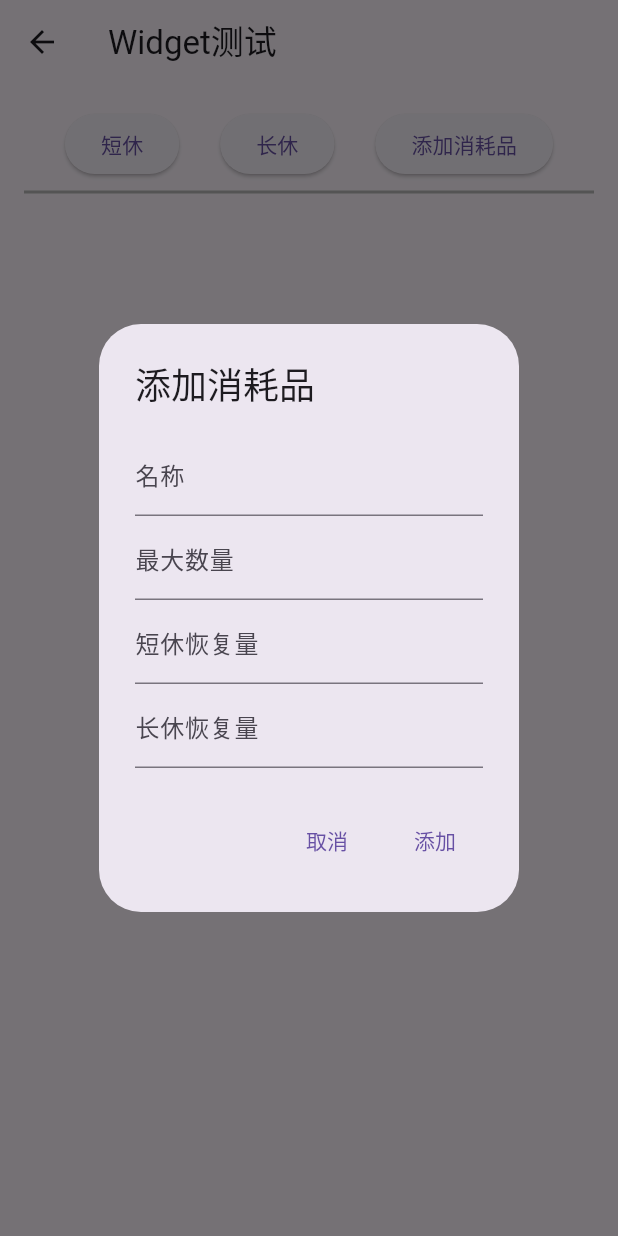
After one commit to wanakiki/dnd_character_sheet, a Flutter app: the WidgetTestPage screen opened directly, after a tap on "添加消耗品", on a phone screen of 412 x 824 dp. The commit adds this screen. Run offline on Flutter 3.47's test engine with Material 3 defaults, Android fonts, the phone set to English and light mode, and no system bars; our stand-ins replace file_picker, font_awesome_flutter, image_picker, isar, permission_handler, shared_preferences; accounts and stored records are empty; generated files the repository leaves out were written again.

Commit message:
feat: Add Consumable Widget Component
- Introduced a new ConsumableWidget component that allows users to manage consumables.
- Users can increase, decrease, and edit the quantity of consumables.
- Added support for "Short Rest" and "Long Rest" buttons to restore consumables.
- Implemented a new data type for consumables and integrated it into the Character model.

```diff
--- a/lib/app/data/character.dart
+++ b/lib/app/data/character.dart
@@ -6,6 +6,7 @@ import 'package:isar/isar.dart';
 import 'items.dart';
 import 'expertise_item.dart';
 import 'spell.dart';
+import 'consumable.dart';
 
 part 'character.g.dart';
 
@@ -35,7 +36,7 @@ class Character {
   List<String> skills; // 新增技能属性
   List<ExpertiseItem> expertise; // 新增专长属性
   List<String> favoriteSpells = []; // New property to store favorite spells
-
+  List<Consumable> consumables = []; // New property to store consumables
   Character({
     required this.name,
     required this.race,
@@ -51,19 +52,21 @@ class Character {
     required this.armorClass,
     required this.initiative,
     required this.speed,
-    List<int>? coin,
+    List<int> coin = const [0, 0, 0],
     this.avatarUrl = '',
-    List<DiceSet>? diceBag,
-    List<Item>? backpack,
-    List<String>? skills,
-    List<ExpertiseItem>? expertise,
-    List<String>? favoriteSpells,
-  })  : coin = coin?.toList() ?? [0, 0, 0],
-        diceBag = diceBag?.toList() ?? [],
-        backpack = backpack?.toList() ?? [],
-        skills = skills?.toList() ?? [],
-        expertise = expertise?.toList() ?? [],
-        favoriteSpells = favoriteSpells?.toList() ?? [];
+    List<DiceSet> diceBag = const [],
+    List<Item> backpack = const [],
+    List<String> skills = const [],
+    List<ExpertiseItem> expertise = const [],
+    List<String> favoriteSpells = const [],
+    List<Consumable> consumables = const [],
+  })  : coin = coin.toList(),
+        diceBag = diceBag.toList(),
+        backpack = backpack.toList(),
+        skills = skills.toList(),
+        expertise = expertise.toList(),
+        favoriteSpells = favoriteSpells.toList(),
+        consumables = consumables.toList();
 
   factory Character.fromJson(Map<String, dynamic> json) {
     return Character(
@@ -97,6 +100,10 @@ class Character {
               .toList() ??
           [], // 从JSON中获取专长
       favoriteSpells: List<String>.from(json['favoriteSpells'] ?? []),
+      consumables: (json['consumables'] as List<dynamic>?)
+              ?.map((e) => Consumable.fromJson(e as Map<String, dynamic>))
+              .toList() ??
+          [], // 从JSON中获取消耗品
     );
   }
 
@@ -125,6 +132,8 @@ class Character {
           .map((expertiseItem) => expertiseItem.toJson())
           .toList(), // 将专长转换为JSON
       'favoriteSpells': favoriteSpells,
+      'consumables':
+          consumables.map((consumable) => consumable.toJson()).toList(),
     };
   }
 
@@ -144,7 +153,8 @@ class Character {
         'Dice Bag: ${diceBag.map((diceSet) => diceSet.toString()).join(', ')}\n'
         'Backpack: ${backpack.map((item) => item.toString()).join(', ')}\n'
         'Skills: ${skills.join(', ')}\n' // 添加技能到字符串表示
-        'Expertise: ${expertise.map((expertiseItem) => expertiseItem.toString()).join(', ')}'; // 添加专长到字符串表示
+        'Expertise: ${expertise.map((expertiseItem) => expertiseItem.toString()).join(', ')}\n' // 添加专长到字符串表示
+        'Consumables: ${consumables.map((consumable) => consumable.toString()).join(', ')}'; // 添加消耗品到字符串表示
   }
 
   // Factory constructor to create a default empty character
@@ -175,6 +185,7 @@ class Character {
       skills: ['体质 - 豁免'],
       expertise: [ExpertiseItem(name: '一种乐器', description: '长笛')], // 初始化专长
       favoriteSpells: [], // Initialize with an empty list
+      consumables: [], // Initialize with an empty list
     );
   }
 
@@ -201,6 +212,7 @@ class Character {
     List<String>? skills,
     List<ExpertiseItem>? expertise,
     List<String>? favoriteSpells,
+    List<Consumable>? consumables,
   }) {
     return Character(
       name: name ?? this.name,
@@ -225,6 +237,7 @@ class Character {
       skills: skills ?? this.skills, // 添加技能到copyWith方法
       expertise: expertise ?? this.expertise, // 添加专长到copyWith方法
       favoriteSpells: favoriteSpells ?? this.favoriteSpells,
+      consumables: consumables ?? this.consumables,
     );
   }
 }
--- /dev/null
+++ b/lib/app/data/consumable.dart
@@ -0,0 +1,65 @@
+import 'package:isar/isar.dart';
+
+part 'consumable.g.dart';
+
+@embedded
+class Consumable {
+  String name;
+  int currentCount;
+  int maxCount;
+  int shortRestRecovery;
+  int longRestRecovery;
+
+  Consumable({
+    this.name = '生命骰',
+    this.currentCount = 1,
+    this.maxCount = 3,
+    this.shortRestRecovery = 0,
+    this.longRestRecovery = 0,
+  });
+
+  void increase() {
+    if (currentCount < maxCount) {
+      currentCount++;
+    }
+  }
+
+  void decrease() {
+    if (currentCount > 0) {
+      currentCount--;
+    }
+  }
+
+  void recoverShortRest() {
+    currentCount = (currentCount + shortRestRecovery).clamp(0, maxCount);
+  }
+
+  void recoverLongRest() {
+    currentCount = (currentCount + longRestRecovery).clamp(0, maxCount);
+  }
+
+  @override
+  String toString() {
+    return '$name: $currentCount/$maxCount';
+  }
+
+  Map<String, dynamic> toJson() {
+    return {
+      'name': name,
+      'currentCount': currentCount,
+      'maxCount': maxCount,
+      'shortRestRecovery': shortRestRecovery,
+      'longRestRecovery': longRestRecovery,
+    };
+  }
+
+  factory Consumable.fromJson(Map<String, dynamic> json) {
+    return Consumable(
+      name: json['name'],
+      currentCount: json['currentCount'],
+      maxCount: json['maxCount'],
+      shortRestRecovery: json['shortRestRecovery'],
+      longRestRecovery: json['longRestRecovery'],
+    );
+  }
+}
--- a/lib/app/pages/home_page.dart
+++ b/lib/app/pages/home_page.dart
@@ -20,6 +20,7 @@ import 'package:permission_handler/permission_handler.dart';
 import 'package:file_picker/file_picker.dart';
 import 'package:dnd_character/app/pages/spell_collection_page.dart';
 import 'package:dnd_character/app/widgets/app_drawer_widget.dart';
+import 'package:dnd_character/app/widgets/consumable_widget.dart';
 
 class CharacterDisplayScreen extends StatefulWidget {
   CharacterDisplayScreen({super.key});
@@ -208,6 +209,7 @@ class _CharacterDisplayScreenState extends State<CharacterDisplayScreen> {
                         !_isEditMode, // Disable interaction when not in edit mode
                     child: AttributesDisplay(attributes: character.attributes),
                   ),
+                  ConsumableWidget(),
                   Row(
                     children: [
                       Expanded(
--- /dev/null
+++ b/lib/app/pages/widget_test_page.dart
@@ -0,0 +1,23 @@
+import 'package:flutter/material.dart';
+import 'package:flutter/services.dart';
+import '../widgets/consumable_widget.dart';
+
+class WidgetTestPage extends StatelessWidget {
+  @override
+  Widget build(BuildContext context) {
+    return Scaffold(
+      appBar: AppBar(
+        title: const Text('Widget测试'),
+      ),
+      body: Padding(
+        padding: const EdgeInsets.all(16.0),
+        child: Column(
+          crossAxisAlignment: CrossAxisAlignment.start,
+          children: [
+            ConsumableWidget(),
+          ],
+        ),
+      ),
+    );
+  }
+}
--- /dev/null
+++ b/lib/app/widgets/consumable_widget.dart
@@ -0,0 +1,239 @@
+import 'package:flutter/material.dart';
+import 'package:provider/provider.dart';
+import 'package:dnd_character/app/data/character_manager.dart';
+import 'package:dnd_character/app/data/consumable.dart';
+
+class ConsumableWidget extends StatelessWidget {
+  @override
+  Widget build(BuildContext context) {
+    return Consumer<CharacterManager>(
+      builder: (context, manager, child) {
+        final consumables = manager.character.consumables;
+
+        return SingleChildScrollView(
+          child: Column(
+            children: [
+              // Divider(
+              //   color: const Color.fromARGB(255, 134, 134, 134),
+              //   thickness: 2.0,
+              // ),
+              Row(
+                mainAxisAlignment: MainAxisAlignment.spaceEvenly,
+                children: [
+                  ElevatedButton(
+                    onPressed: manager.triggerShortRest,
+                    child: Text('短休'),
+                  ),
+                  ElevatedButton(
+                    onPressed: manager.triggerLongRest,
+                    child: Text('长休'),
+                  ),
+                  ElevatedButton(
+                    onPressed: () => _showAddConsumableDialog(context),
+                    child: Text('添加消耗品'),
+                  ),
+                ],
+              ),
+              Wrap(
+                spacing: 4.0, // Reduced space between items
+                runSpacing: 4.0, // Reduced space between lines
+                children: consumables.map((consumable) {
+                  return GestureDetector(
+                    onTap: () {
+                      consumable.decrease();
+                      manager.updateConsumable(consumable);
+                    },
+                    onDoubleTap: () {
+                      consumable.increase();
+                      manager.updateConsumable(consumable);
+                    },
+                    onLongPress: () {
+                      _showEditConsumableDialog(context, consumable, manager);
+                    },
+                    child: Card(
+                      elevation: 1,
+                      child: Container(
+                        padding: const EdgeInsets.symmetric(
+                            horizontal: 16.0, vertical: 6.0),
+                        constraints: BoxConstraints(minWidth: 80.0),
+                        child: Column(
+                          mainAxisAlignment: MainAxisAlignment.center,
+                          crossAxisAlignment: CrossAxisAlignment.center,
+                          children: [
+                            Text(
+                              consumable.name,
+                              style: TextStyle(
+                                fontSize: 12,
+                              ),
+                            ),
+                            Text(
+                              '${consumable.currentCount}/${consumable.maxCount}',
+                              style: TextStyle(fontSize: 10),
+                            ),
+                          ],
+                        ),
+                      ),
+                    ),
+                  );
+                }).toList(),
+              ),
+              Divider(
+                color: const Color.fromARGB(255, 184, 184, 184),
+                thickness: 2.0,
+              ),
+            ],
+          ),
+        );
+      },
+    );
+  }
+
+  void _showAddConsumableDialog(BuildContext context) {
+    String name = '';
+    int maxCount = 0;
+    int shortRestRecovery = 0;
+    int longRestRecovery = 0;
+
+    showDialog(
+      context: context,
+      builder: (BuildContext context) {
+        return AlertDialog(
+          title: Text('添加消耗品'),
+          content: Column(
+            mainAxisSize: MainAxisSize.min,
+            children: [
+              TextField(
+                decoration: InputDecoration(labelText: '名称'),
+                onChanged: (value) {
+                  name = value;
+                },
+              ),
+              TextField(
+                decoration: InputDecoration(labelText: '最大数量'),
+                keyboardType: TextInputType.number,
+                onChanged: (value) {
+                  maxCount = int.tryParse(value) ?? 0;
+                },
+              ),
+              TextField(
+                decoration: InputDecoration(labelText: '短休恢复量'),
+                keyboardType: TextInputType.number,
+                onChanged: (value) {
+                  shortRestRecovery = int.tryParse(value) ?? 0;
+                },
+              ),
+              TextField(
+                decoration: InputDecoration(labelText: '长休恢复量'),
+                keyboardType: TextInputType.number,
+                onChanged: (value) {
+                  longRestRecovery = int.tryParse(value) ?? 0;
+                },
+              ),
+            ],
+          ),
+          actions: [
+            TextButton(
+              onPressed: () {
+                Navigator.of(context).pop();
+              },
+              child: Text('取消'),
+            ),
+            TextButton(
+              onPressed: () {
+                if (name.isNotEmpty) {
+                  final newConsumable = Consumable(
+                    name: name,
+                    currentCount: maxCount,
+                    maxCount: maxCount,
+                    shortRestRecovery: shortRestRecovery,
+                    longRestRecovery: longRestRecovery,
+                  );
+                  Provider.of<CharacterManager>(context, listen: false)
+                      .addConsumable(newConsumable);
+                  Navigator.of(context).pop();
+                }
+              },
+              child: Text('添加'),
+            ),
+          ],
+        );
+      },
+    );
+  }
+
+  void _showEditConsumableDialog(
+      BuildContext context, Consumable consumable, CharacterManager manager) {
+    String name = consumable.name;
+    int maxCount = consumable.maxCount;
+    int shortRestRecovery = consumable.shortRestRecovery;
+    int longRestRecovery = consumable.longRestRecovery;
+
+    showDialog(
+      context: context,
+      builder: (BuildContext context) {
+        return AlertDialog(
+          title: Text('编辑消耗品'),
+          content: Column(
+            mainAxisSize: MainAxisSize.min,
+            children: [
+              TextField(
+                decoration: InputDecoration(labelText: '名称'),
+                onChanged: (value) {
+                  name = value;
+                },
+                controller: TextEditingController(text: name),
+              ),
+              TextField(
+                decoration: InputDecoration(labelText: '最大数量'),
+                keyboardType: TextInputType.number,
+                onChanged: (value) {
+                  maxCount = int.tryParse(value) ?? maxCount;
+                },
+                controller: TextEditingController(text: maxCount.toString()),
+              ),
+              TextField(
+                decoration: InputDecoration(labelText: '短休恢复量'),
+                keyboardType: TextInputType.number,
+                onChanged: (value) {
+                  shortRestRecovery = int.tryParse(value) ?? shortRestRecovery;
+                },
+                controller:
+                    TextEditingController(text: shortRestRecovery.toString()),
+              ),
+              TextField(
+                decoration: InputDecoration(labelText: '长休恢复量'),
+                keyboardType: TextInputType.number,
+                onChanged: (value) {
+                  longRestRecovery = int.tryParse(value) ?? longRestRecovery;
+                },
+                controller:
+                    TextEditingController(text: longRestRecovery.toString()),
+              ),
+            ],
+          ),
+          actions: [
+            TextButton(
+              onPressed: () {
+                Navigator.of(context).pop();
+              },
+              child: Text('取消'),
+            ),
+            TextButton(
+              onPressed: () {
+                if (name.isNotEmpty) {
+                  consumable.name = name;
+                  consumable.maxCount = maxCount;
+                  consumable.shortRestRecovery = shortRestRecovery;
+                  consumable.longRestRecovery = longRestRecovery;
+                  manager.updateConsumable(consumable);
+                  Navigator.of(context).pop();
+                }
+              },
+              child: Text('保存'),
+            ),
+          ],
+        );
+      },
+    );
+  }
+}
--- a/lib/main.dart
+++ b/lib/main.dart
@@ -13,6 +13,7 @@ import 'app/pages/switch_character_page.dart';
 import 'app/pages/setting_page.dart';
 import 'app/pages/about_page.dart';
 import 'app/setting/app_pref.dart';
+import 'app/pages/widget_test_page.dart';
 
 Future<void> main() async {
   WidgetsFlutterBinding.ensureInitialized();
@@ -66,6 +67,7 @@ class MyApp extends StatelessWidget {
       ),
       routes: {
         '/': (context) => CharacterDisplayScreen(),
+        // '/': (context) => WidgetTestPage(),
         '/switch_character': (context) => SwitchCharacterScreen(),
         '/setting': (context) => SettingsPage(),
         '/about': (context) => AboutPage(),
```
Also changed, not shown: lib/app/data/character_manager.dart (+40 -0 lines), lib/app/data/character.g.dart, lib/app/data/consumable.g.dart (added).
